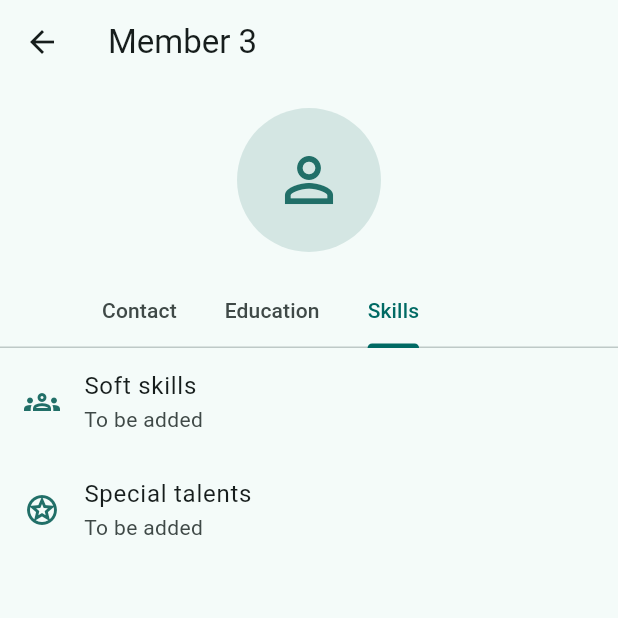
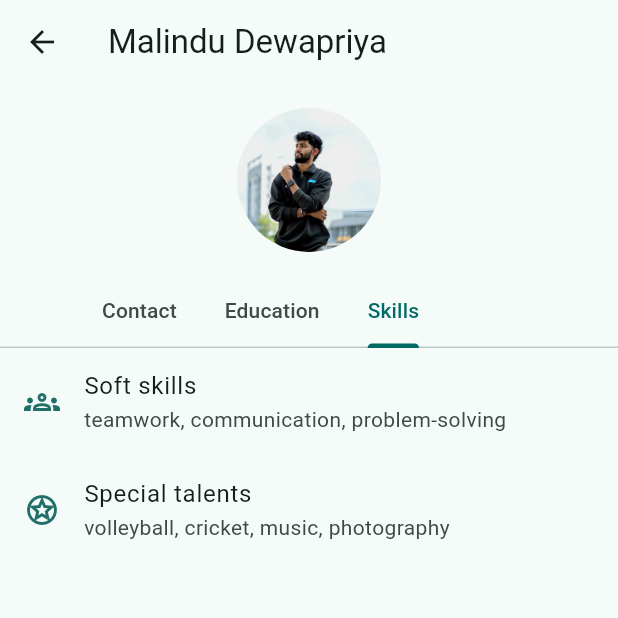
Before and after one commit to thanusha-bandara/group_profile_app, a Flutter app: the Member3Screen screen opened directly, tab 3 chosen, on a phone screen of 412 x 824 dp, the top half of it. Run offline on Flutter 3.47's test engine with Material 3 defaults, Android fonts, the phone set to English and light mode, and no system bars; our stand-ins replace firebase_auth, firebase_core; accounts and stored records are empty.

Commit message:
final commit

```diff
--- a/lib/screens/member3.dart
+++ b/lib/screens/member3.dart
@@ -3,22 +3,34 @@ import 'package:flutter/material.dart';
 class Member3Screen extends StatelessWidget {
   const Member3Screen({super.key});
 
-  static const displayName = 'Member 3';
+  static const displayName = 'Malindu Dewapriya';
   static const accentColor = Color(0xFF216F68);
-  static const _photoAsset = '';
+  static const _photoAsset = 'lib/assets/malindu.jpg';
   static const _details = [
-    (icon: Icons.location_on_outlined, label: 'Address', value: 'To be added'),
-    (icon: Icons.email_outlined, label: 'Email', value: 'To be added'),
+    (
+      icon: Icons.location_on_outlined,
+      label: 'Address',
+      value: 'kurunagala road, polgahawela',
+    ),
+    (
+      icon: Icons.email_outlined,
+      label: 'Email',
+      value: 'malindudewapriya@gmail.com',
+    ),
     (
       icon: Icons.school_outlined,
       label: 'Academic qualifications',
-      value: 'To be added',
+      value: 'institute of technology university of moratuwa',
     ),
-    (icon: Icons.groups_outlined, label: 'Soft skills', value: 'To be added'),
+    (
+      icon: Icons.groups_outlined,
+      label: 'Soft skills',
+      value: 'teamwork, communication, problem-solving',
+    ),
     (
       icon: Icons.stars_outlined,
       label: 'Special talents',
-      value: 'To be added',
+      value: 'volleyball, cricket, music, photography',
     ),
   ];
 
--- a/lib/screens/member5.dart
+++ b/lib/screens/member5.dart
@@ -3,22 +3,34 @@ import 'package:flutter/material.dart';
 class Member5Screen extends StatelessWidget {
   const Member5Screen({super.key});
 
-  static const displayName = 'Member 5';
+  static const displayName = 'Nimeth shavinda';
   static const accentColor = Color(0xFF7D375A);
-  static const _photoAsset = '';
+  static const _photoAsset = 'lib/assets/shavinda.jpg';
   static const _details = [
-    (icon: Icons.location_on_outlined, label: 'Address', value: 'To be added'),
-    (icon: Icons.email_outlined, label: 'Email', value: 'To be added'),
+    (
+      icon: Icons.location_on_outlined,
+      label: 'Address',
+      value: 'colombo Sri lanka',
+    ),
+    (
+      icon: Icons.email_outlined,
+      label: 'Email',
+      value: 'nimethshavinda1@gmail.com',
+    ),
     (
       icon: Icons.school_outlined,
       label: 'Academic qualifications',
-      value: 'To be added',
+      value: 'institute of technology university of moratuwa',
     ),
-    (icon: Icons.groups_outlined, label: 'Soft skills', value: 'To be added'),
+    (
+      icon: Icons.groups_outlined,
+      label: 'Soft skills',
+      value: 'teamwork, communication, problem-solving',
+    ),
     (
       icon: Icons.stars_outlined,
       label: 'Special talents',
-      value: 'To be added',
+      value: 'Badminton, cricket, music, photography',
     ),
   ];
 
--- a/pubspec.yaml
+++ b/pubspec.yaml
@@ -66,6 +66,8 @@ flutter:
     - lib/assets/hashini.png
     - lib/assets/IMG_1164.JPG.jpeg
     - lib/assets/Nimantha.jpeg
+    - lib/assets/malindu.jpg
+    - lib/assets/shavinda.jpg
 
   # To add assets to your application, add an assets section, like this:
   # assets:
```
Also changed, not shown: lib/assets/malindu.jpg (added), lib/assets/shavinda.jpg (added).
